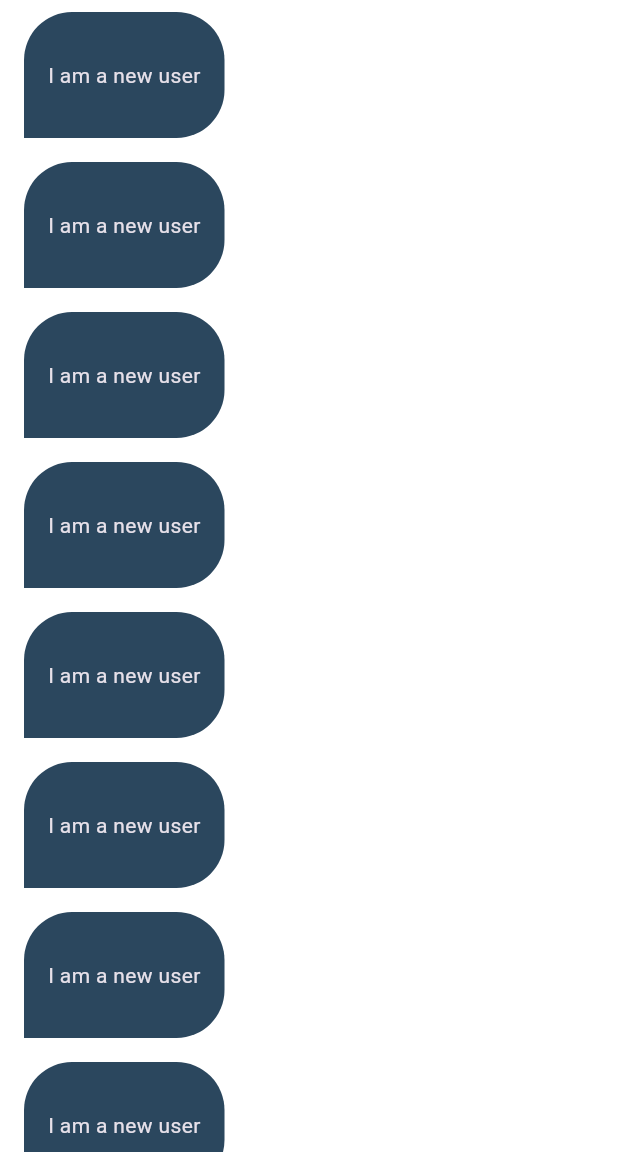
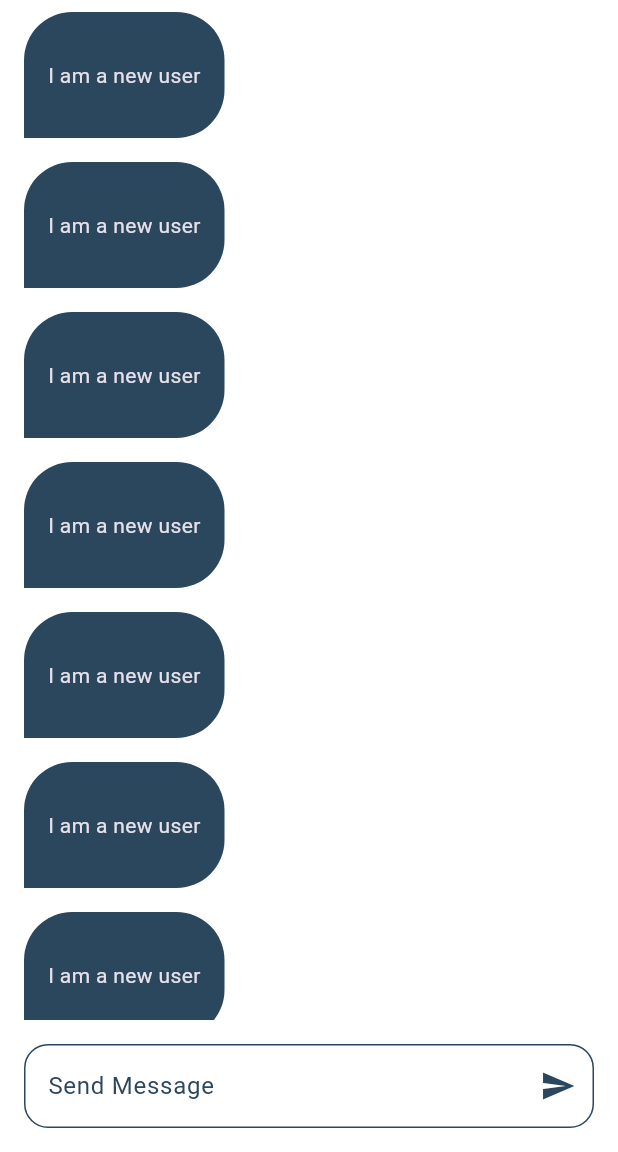
Before and after one commit to aya-hamoudeh1/chat_app, a Flutter app: the ChatPage screen opened by its route, on a phone screen of 412 x 824 dp, the part 84-1236 px from its top. Run offline on Flutter 3.47's test engine with Material 3 defaults, Android fonts, the phone set to English and light mode, and no system bars; our stand-ins replace firebase_auth, firebase_core, modal_progress_hud_nsn; accounts and stored records are empty.

Commit message:
add text field to chat page

```diff
--- a/lib/pages/chat_page.dart
+++ b/lib/pages/chat_page.dart
@@ -1,7 +1,6 @@
 import 'package:chat_app/constants.dart';
 import 'package:chat_app/widgets/chat_bubble.dart';
 import 'package:flutter/material.dart';
-
 
 class ChatPage extends StatelessWidget {
   const ChatPage({super.key});
@@ -27,10 +26,40 @@ class ChatPage extends StatelessWidget {
         ),
         centerTitle: true,
       ),
-      body: ListView.builder(
-        itemBuilder: (context, index) {
-          return const ChatBubble();
-        },
+      body: Column(
+        children: [
+          Expanded(
+            child: ListView.builder(
+              itemBuilder: (context, index) {
+                return const ChatBubble();
+              },
+            ),
+          ),
+          Padding(
+            padding: const EdgeInsets.all(16.0),
+            child: TextField(
+              decoration: InputDecoration(
+                hintText: "Send Message",
+                hintStyle: const TextStyle(
+                  color: kPrimaryColor,
+                ),
+                suffixIcon: const Icon(
+                  Icons.send,
+                  color: kPrimaryColor,
+                ),
+                border: OutlineInputBorder(
+                  borderRadius: BorderRadius.circular(16),
+                ),
+                enabledBorder: OutlineInputBorder(
+                  borderRadius: BorderRadius.circular(16),
+                  borderSide: const BorderSide(
+                    color: kPrimaryColor,
+                  ),
+                ),
+              ),
+            ),
+          ),
+        ],
       ),
     );
   }
```
